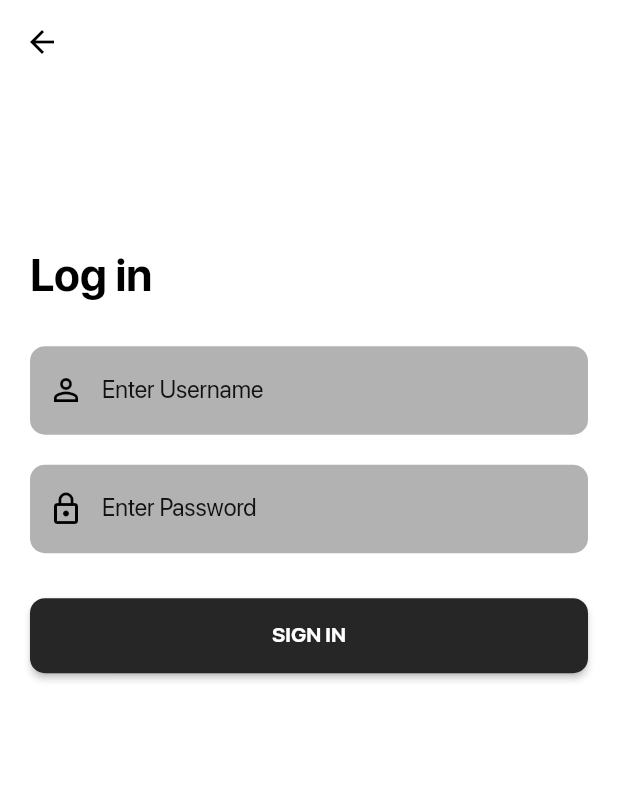
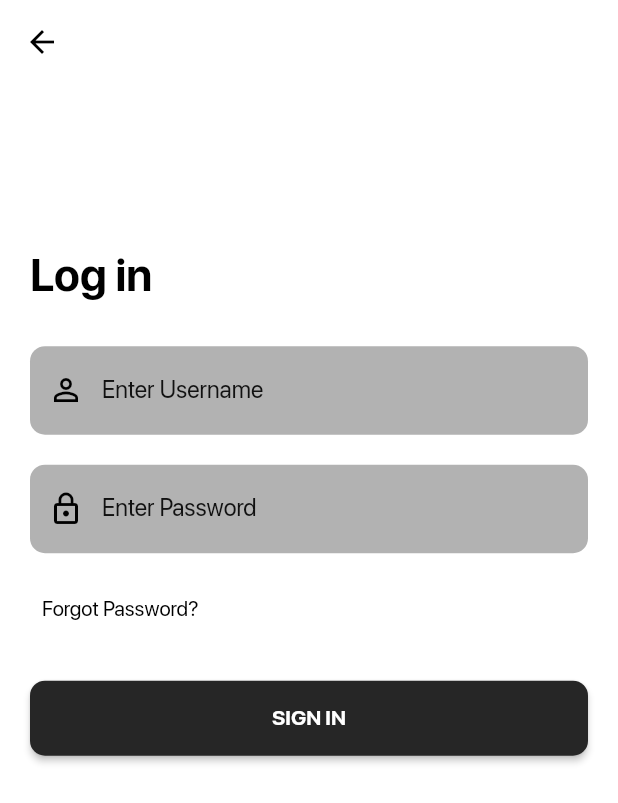
Before and after one commit to Hiru1234/LocalSheffFlutter, a Flutter app: the screen it shows after launch, after a tap on "SIGN IN", on a phone screen of 412 x 824 dp. Shown: the top 803 px of the screen. Run offline on Flutter 3.47's test engine with Material 2 defaults, Android fonts, the light colour scheme and no system bars; our stand-ins replace firebase_auth, firebase_core, google_nav_bar; accounts and stored records are empty; network calls fail.

Commit message:
Forgot password functionality

```diff
--- a/local_sheff/lib/screens/signin_screen.dart
+++ b/local_sheff/lib/screens/signin_screen.dart
@@ -3,6 +3,7 @@
 import 'package:firebase_auth/firebase_auth.dart';
 import 'package:flutter/material.dart';
 import 'package:local_sheff/screens/customer_screens/home_screen.dart';
+import 'package:local_sheff/screens/resetPassword_screen.dart';
 import 'package:local_sheff/screens/signup_screen.dart';
 
 import '../reusable_widgets/reusable_widget.dart';
@@ -66,6 +67,10 @@ class _SignInScreenState extends State<SignInScreen> {
               const SizedBox(
                 height: 20,
               ),
+              forgotPassword(context),
+              const SizedBox(
+                height: 20,
+              ),
               resuableButton(context, 'SIGN IN', () {
                 FirebaseAuth.instance
                     .signInWithEmailAndPassword(
@@ -94,4 +99,21 @@ class _SignInScreenState extends State<SignInScreen> {
       ),
     );
   }
+
+  Widget forgotPassword(BuildContext context){
+    return Container(
+      width: MediaQuery.of(context).size.width,
+      height: 35,
+      alignment: Alignment.bottomLeft,
+      child: TextButton(
+        child: const Text("Forgot Password?",
+          style: TextStyle(color: Colors.black, fontFamily: 'SFProDisplay'),
+          textAlign: TextAlign.left,
+        ),
+        onPressed: () {
+          Navigator.push(context, MaterialPageRoute(builder: (context) => ResetPasswordScreen()));
+        },
+      ),
+    );
+  }
 }
```
Also changed, not shown: local_sheff/lib/screens/resetPassword_screen.dart (added, +101 -0 lines).
